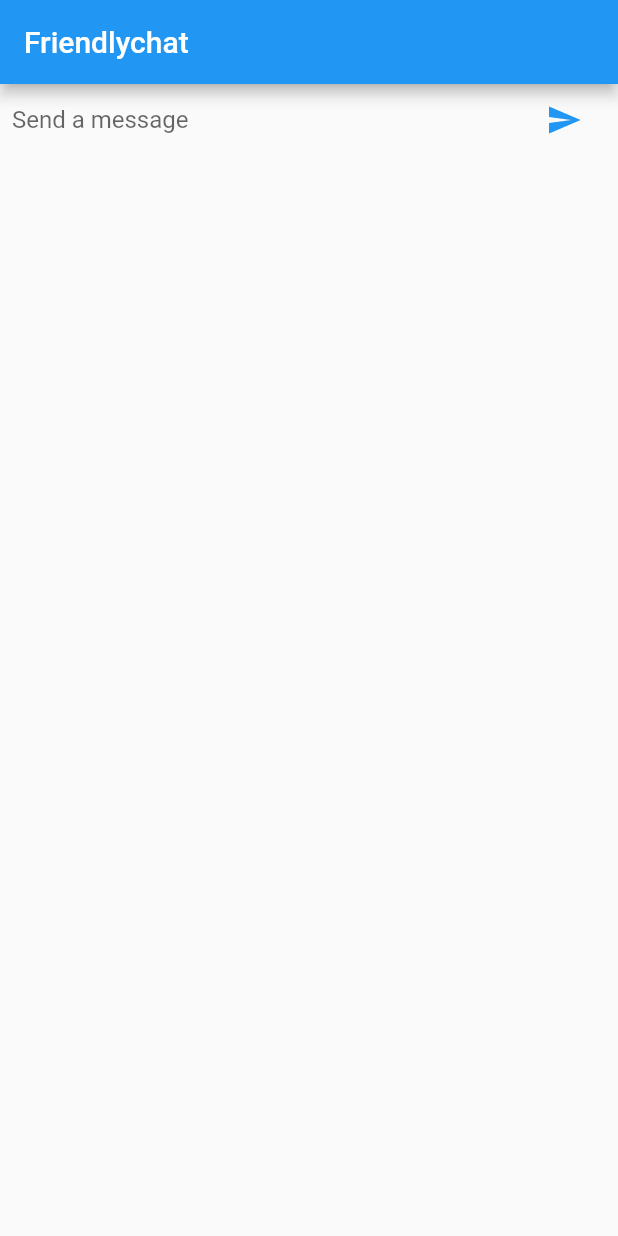
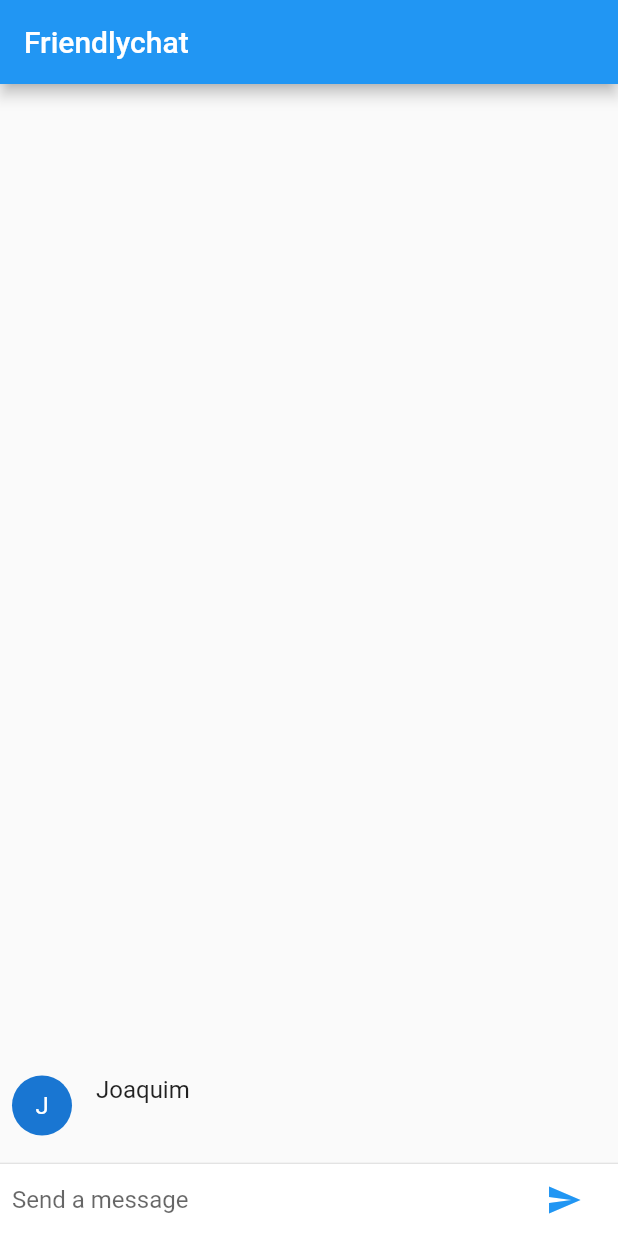
Before and after one commit to jpgpuyo/my_friendlychat, a Flutter app: the screen it shows after launch, after a tap on the "send" icon, on a phone screen of 412 x 824 dp. Run offline on Flutter 3.47's test engine with Material 2 defaults, Android fonts, the phone set to English and light mode, and no system bars.

```diff
--- a/lib/main.dart
+++ b/lib/main.dart
@@ -31,7 +31,26 @@ class ChatScreenState extends State<ChatScreen> {
       appBar: new AppBar(
           title: new Text("Friendlychat")
       ),
-      body: _buildTextComposer(),
+      body: new Column(
+        children: <Widget>[
+          new Flexible(
+            child: new ListView.builder(
+              padding: new EdgeInsets.all(8.0),
+              reverse: true,
+              itemBuilder: (_, int index) => _messages[index],
+              itemCount: _messages.length,
+            ),
+          ),
+          new Divider(height: 1.0),
+          new Container(
+            decoration: new BoxDecoration(
+                color: Theme
+                    .of(context)
+                    .cardColor),
+            child: _buildTextComposer(),
+          ),
+        ],
+      ),
     );
   }
 
@@ -66,6 +85,12 @@ class ChatScreenState extends State<ChatScreen> {
 
   void _handleSubmitted(String text) {
     _textController.clear();
+    ChatMessage message = new ChatMessage(
+      text: text,
+    );
+    setState(() {
+      _messages.insert(0, message);
+    });
   }
 }
 
```
